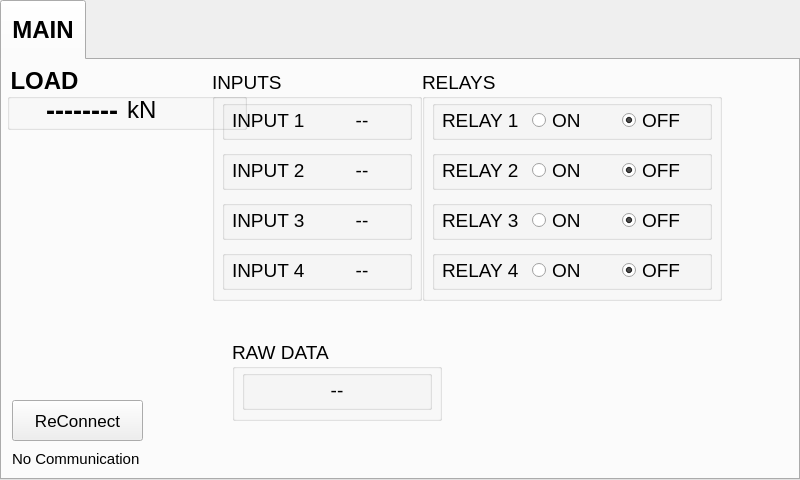
ahmetcihan/GUI_LC_controller, file mainwindow.ui: the form before one commit.
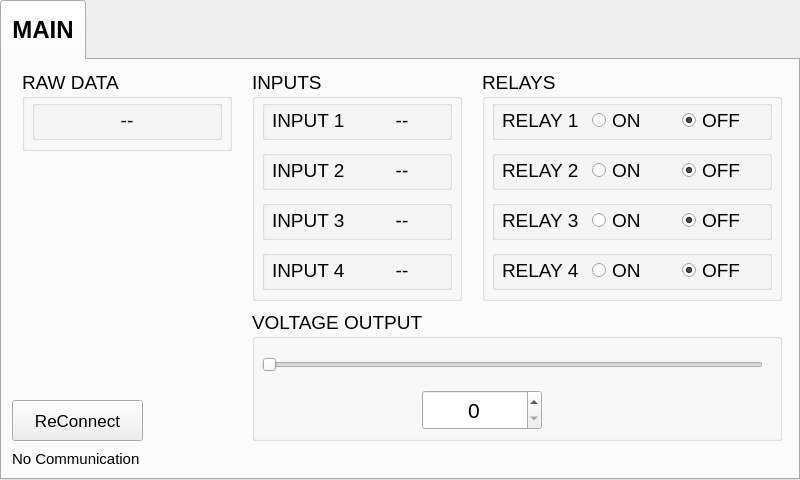
The form after the commit.

Patch:
```diff
--- a/mainwindow.ui
+++ b/mainwindow.ui
@@ -41,83 +41,6 @@
      <attribute name="title">
       <string>MAIN</string>
      </attribute>
-     <widget class="QGroupBox" name="groupBox_main_load">
-      <property name="geometry">
-       <rect>
-        <x>5</x>
-        <y>5</y>
-        <width>240</width>
-        <height>65</height>
-       </rect>
-      </property>
-      <property name="font">
-       <font>
-        <pointsize>18</pointsize>
-        <weight>75</weight>
-        <italic>false</italic>
-        <bold>true</bold>
-        <underline>false</underline>
-        <strikeout>false</strikeout>
-       </font>
-      </property>
-      <property name="layoutDirection">
-       <enum>Qt::LeftToRight</enum>
-      </property>
-      <property name="styleSheet">
-       <string notr="true">QGroupBox{  margin-top: 0px;}
-</string>
-      </property>
-      <property name="title">
-       <string>LOAD</string>
-      </property>
-      <property name="alignment">
-       <set>Qt::AlignBottom|Qt::AlignLeading|Qt::AlignLeft</set>
-      </property>
-      <property name="flat">
-       <bool>false</bool>
-      </property>
-      <widget class="QLabel" name="label_main_load">
-       <property name="geometry">
-        <rect>
-         <x>10</x>
-         <y>30</y>
-         <width>101</width>
-         <height>30</height>
-        </rect>
-       </property>
-       <property name="font">
-        <font>
-         <pointsize>20</pointsize>
-         <weight>75</weight>
-         <bold>true</bold>
-        </font>
-       </property>
-       <property name="text">
-        <string>--------</string>
-       </property>
-       <property name="alignment">
-        <set>Qt::AlignRight|Qt::AlignTrailing|Qt::AlignVCenter</set>
-       </property>
-      </widget>
-      <widget class="QLabel" name="label_main_load_unit">
-       <property name="geometry">
-        <rect>
-         <x>120</x>
-         <y>30</y>
-         <width>51</width>
-         <height>30</height>
-        </rect>
-       </property>
-       <property name="font">
-        <font>
-         <pointsize>18</pointsize>
-        </font>
-       </property>
-       <property name="text">
-        <string>kN</string>
-       </property>
-      </widget>
-     </widget>
      <widget class="QPushButton" name="pushButton_reconnect">
       <property name="geometry">
        <rect>
@@ -157,7 +80,7 @@
      <widget class="QGroupBox" name="groupBox_8">
       <property name="geometry">
        <rect>
-        <x>210</x>
+        <x>250</x>
         <y>10</y>
         <width>210</width>
         <height>231</height>
@@ -383,7 +306,7 @@
      <widget class="QGroupBox" name="groupBox">
       <property name="geometry">
        <rect>
-        <x>420</x>
+        <x>480</x>
         <y>10</y>
         <width>300</width>
         <height>231</height>
@@ -707,8 +630,8 @@
      <widget class="QGroupBox" name="groupBox_15">
       <property name="geometry">
        <rect>
-        <x>230</x>
-        <y>280</y>
+        <x>20</x>
+        <y>10</y>
         <width>210</width>
         <height>81</height>
        </rect>
@@ -756,6 +679,61 @@
        </widget>
       </widget>
      </widget>
+     <widget class="QGroupBox" name="groupBox_17">
+      <property name="geometry">
+       <rect>
+        <x>250</x>
+        <y>250</y>
+        <width>530</width>
+        <height>131</height>
+       </rect>
+      </property>
+      <property name="font">
+       <font>
+        <pointsize>14</pointsize>
+       </font>
+      </property>
+      <property name="title">
+       <string>VOLTAGE OUTPUT</string>
+      </property>
+      <widget class="QSlider" name="horizontalSlider_voltage">
+       <property name="geometry">
+        <rect>
+         <x>10</x>
+         <y>40</y>
+         <width>501</width>
+         <height>29</height>
+        </rect>
+       </property>
+       <property name="maximum">
+        <number>65535</number>
+       </property>
+       <property name="orientation">
+        <enum>Qt::Horizontal</enum>
+       </property>
+      </widget>
+      <widget class="QSpinBox" name="spinBox_voltage">
+       <property name="geometry">
+        <rect>
+         <x>170</x>
+         <y>80</y>
+         <width>120</width>
+         <height>40</height>
+        </rect>
+       </property>
+       <property name="font">
+        <font>
+         <pointsize>16</pointsize>
+        </font>
+       </property>
+       <property name="alignment">
+        <set>Qt::AlignCenter</set>
+       </property>
+       <property name="maximum">
+        <number>65535</number>
+       </property>
+      </widget>
+     </widget>
     </widget>
    </widget>
   </widget>
```
